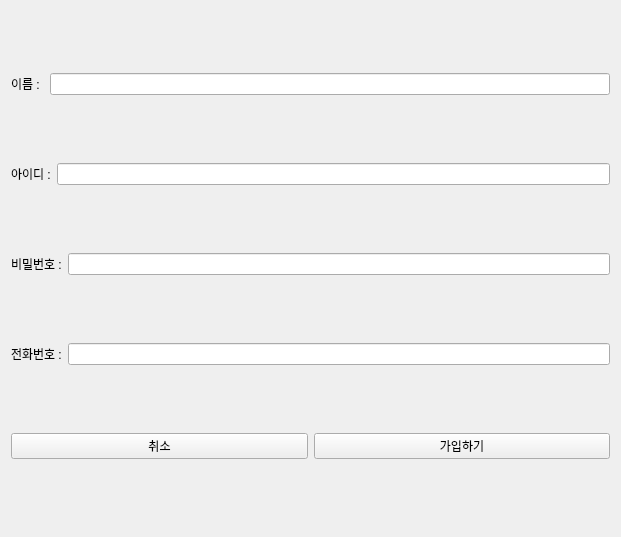
Before: the Qt Designer form miniProject2/signupview.ui in donjizzkan/miniProject2, drawn with Qt 5.
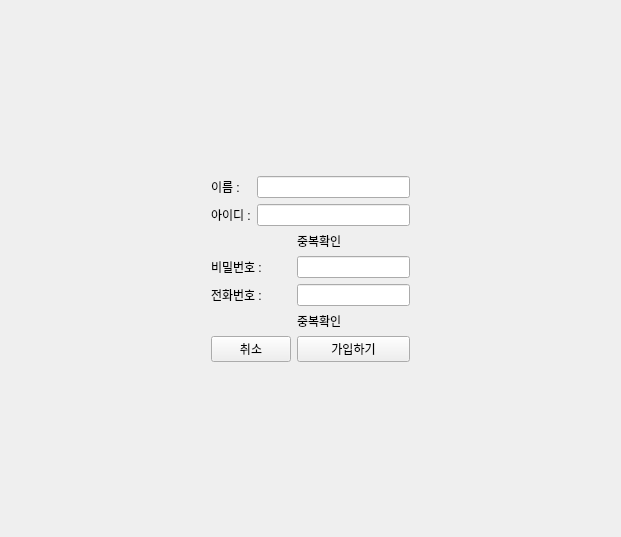
After: the same form once the commit is applied.

Commit message: change ui login, signup

Patch:
```diff
--- a/miniProject2/signupview.ui
+++ b/miniProject2/signupview.ui
@@ -13,78 +13,136 @@
   <property name="windowTitle">
    <string>Form</string>
   </property>
+  <layout class="QHBoxLayout" name="horizontalLayout_2">
+   <item>
   <layout class="QVBoxLayout" name="verticalLayout">
    <item>
-    <layout class="QHBoxLayout" name="name_Layout">
+      <spacer name="verticalSpacer">
+       <property name="orientation">
+        <enum>Qt::Orientation::Vertical</enum>
+       </property>
+       <property name="sizeHint" stdset="0">
+        <size>
+         <width>20</width>
+         <height>40</height>
+        </size>
+       </property>
+      </spacer>
+     </item>
      <item>
-      <widget class="QLabel" name="name_Label">
+      <layout class="QHBoxLayout" name="horizontalLayout">
+       <item>
+        <spacer name="horizontalSpacer">
+         <property name="orientation">
+          <enum>Qt::Orientation::Horizontal</enum>
+         </property>
+         <property name="sizeHint" stdset="0">
+          <size>
+           <width>40</width>
+           <height>20</height>
+          </size>
+         </property>
+        </spacer>
+       </item>
+       <item>
+        <layout class="QGridLayout" name="gridLayout">
+         <item row="6" column="2">
+          <widget class="QPushButton" name="signup_Button">
        <property name="text">
-        <string>이름 : </string>
+            <string>가입하기</string>
        </property>
       </widget>
      </item>
-     <item>
-      <widget class="QLineEdit" name="name_LineEdit"/>
-     </item>
-    </layout>
-   </item>
-   <item>
-    <layout class="QHBoxLayout" name="id_Layout">
-     <item>
+         <item row="6" column="0" colspan="2">
+          <widget class="QPushButton" name="cancel_Button">
+           <property name="text">
+            <string>취소</string>
+           </property>
+          </widget>
+         </item>
+         <item row="1" column="0">
       <widget class="QLabel" name="id_Label">
        <property name="text">
         <string>아이디 :</string>
        </property>
       </widget>
      </item>
-     <item>
-      <widget class="QLineEdit" name="id_LineEdit"/>
-     </item>
-    </layout>
-   </item>
-   <item>
-    <layout class="QHBoxLayout" name="pw_Layout">
-     <item>
-      <widget class="QLabel" name="pw_Label">
+         <item row="5" column="2">
+          <widget class="QLabel" name="label_4">
        <property name="text">
-        <string>비밀번호 :</string>
+            <string>중복확인</string>
        </property>
       </widget>
      </item>
-     <item>
+         <item row="3" column="2">
       <widget class="QLineEdit" name="pw_LineEdit"/>
      </item>
-    </layout>
-   </item>
-   <item>
-    <layout class="QHBoxLayout" name="phoneNUM_Layout">
-     <item>
+         <item row="4" column="2">
+          <widget class="QLineEdit" name="phoneNUM_LineEdit"/>
+         </item>
+         <item row="2" column="2">
+          <widget class="QLabel" name="label_2">
+           <property name="text">
+            <string>중복확인</string>
+           </property>
+          </widget>
+         </item>
+         <item row="4" column="0" colspan="2">
       <widget class="QLabel" name="phoneNUM_Label">
        <property name="text">
         <string>전화번호 :</string>
        </property>
       </widget>
      </item>
-     <item>
-      <widget class="QLineEdit" name="phoneNUM_LineEdit"/>
-     </item>
-    </layout>
-   </item>
-   <item>
-    <layout class="QHBoxLayout" name="button_Layout">
-     <item>
-      <widget class="QPushButton" name="cancel_Button">
+         <item row="3" column="0" colspan="2">
+          <widget class="QLabel" name="pw_Label">
+           <property name="text">
+            <string>비밀번호 :</string>
+           </property>
+          </widget>
+         </item>
+         <item row="1" column="1" colspan="2">
+          <widget class="QLineEdit" name="id_LineEdit"/>
+         </item>
+         <item row="0" column="0">
+          <widget class="QLabel" name="name_Label">
        <property name="text">
-        <string>취소</string>
+            <string>이름 : </string>
        </property>
       </widget>
      </item>
+         <item row="0" column="1" colspan="2">
+          <widget class="QLineEdit" name="name_LineEdit"/>
+         </item>
+        </layout>
+       </item>
      <item>
-      <widget class="QPushButton" name="signup_Button">
-       <property name="text">
-        <string>가입하기</string>
-       </property>
-      </widget>
+        <spacer name="horizontalSpacer_2">
+         <property name="orientation">
+          <enum>Qt::Orientation::Horizontal</enum>
+         </property>
+         <property name="sizeHint" stdset="0">
+          <size>
+           <width>40</width>
+           <height>20</height>
+          </size>
+         </property>
+        </spacer>
+       </item>
+      </layout>
+     </item>
+     <item>
+      <spacer name="verticalSpacer_2">
+       <property name="orientation">
+        <enum>Qt::Orientation::Vertical</enum>
+       </property>
+       <property name="sizeHint" stdset="0">
+        <size>
+         <width>20</width>
+         <height>40</height>
+        </size>
+       </property>
+      </spacer>
      </item>
     </layout>
    </item>
```
Left out of the diff: 2 changed lines with no effect on the pictures. Lines whose indentation alone changed are shown as unchanged. The commit also changes 15 other files.
